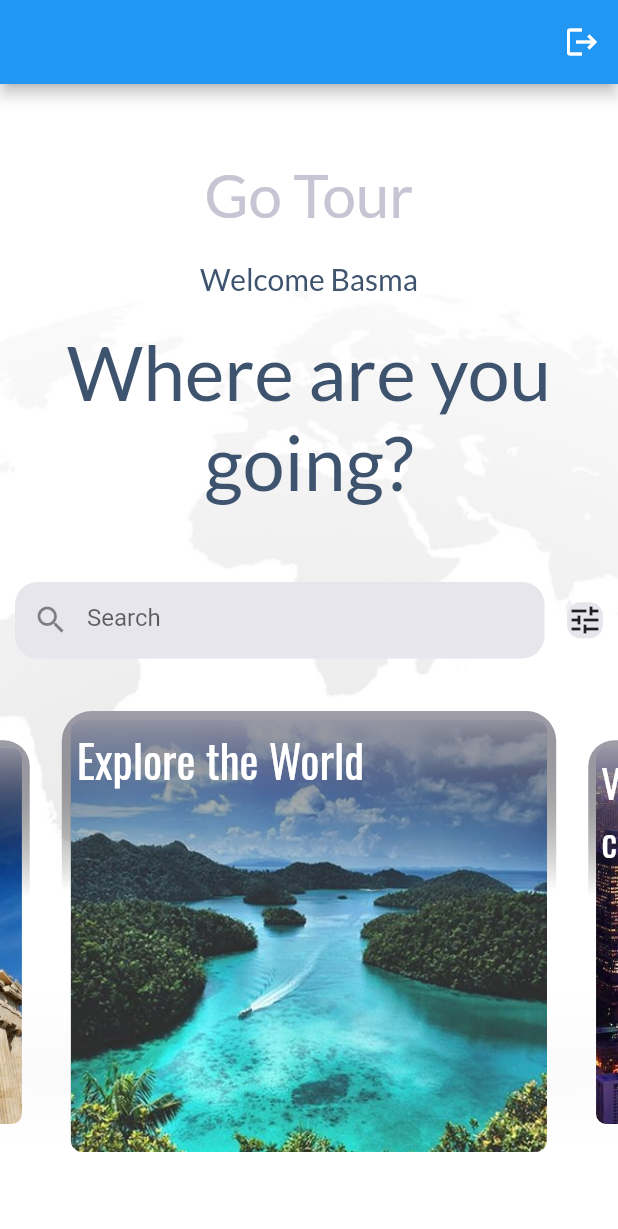
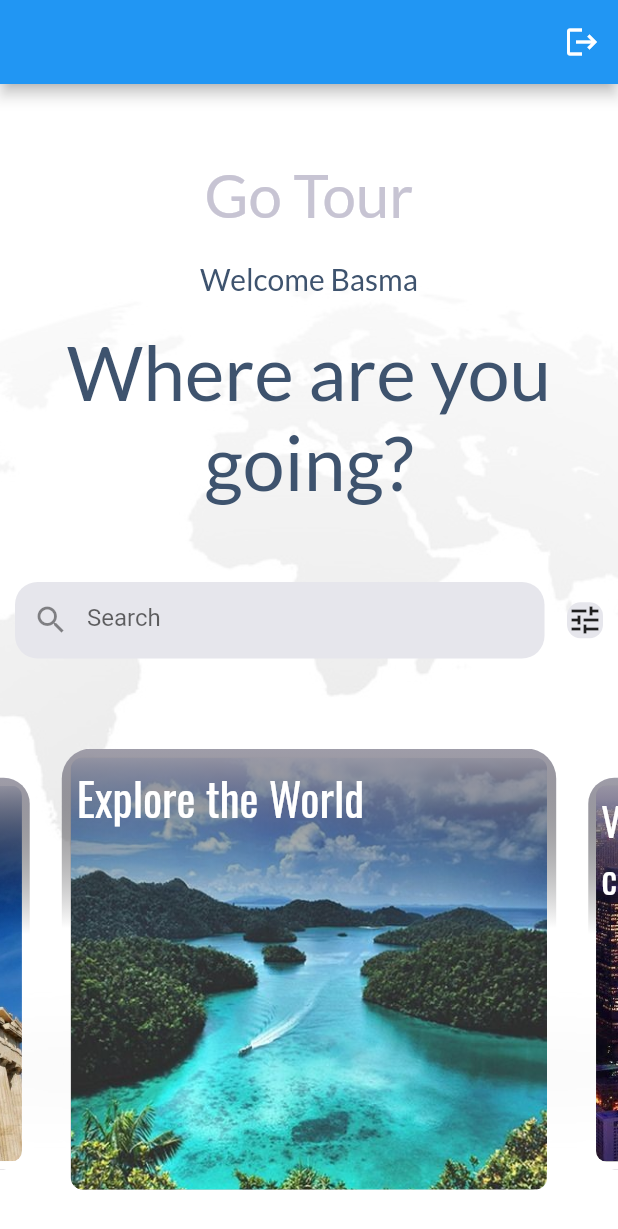
Before and after one commit to MahmoudTareek/Mobile-App, a Flutter app: the screen it shows after launch, on a phone screen of 412 x 824 dp. Shown: the top 1229 px of the screen. Run offline on Flutter 3.47's test engine with Material 2 defaults, Android fonts, the phone set to English and light mode, and no system bars; drawn by our look-alikes of carousel_slider; our stand-ins replace avatar_glow, cloud_firestore, conditional_builder_null_safety, firebase_auth, firebase_core, flip_card and 10 more; missing offline and left inert: fab_circular_menu, flutter_polyline_points, highlight_text; accounts and stored records are empty.

Commit message:
Fixed a bug

```diff
--- a/lib/views/home_page.dart
+++ b/lib/views/home_page.dart
@@ -93,10 +93,10 @@ class _HomeScreen extends State<HomeScreen> {
                         ),
                       ],
                     ),
-                    SizedBox(height: 40),
+                    const SizedBox(height: 40),
                     Padding(
-                      padding: EdgeInsets.all(10),
-                      child: Container(
+                      padding: const EdgeInsets.all(10),
+                      child: SizedBox(
                         height: 51,
                         // color: Colors.amber,
 
@@ -105,27 +105,41 @@ class _HomeScreen extends State<HomeScreen> {
                             Expanded(
                               child: TextField(
                                 decoration: InputDecoration(
-                                  prefixIcon: Icon(Icons.search),
+                                  prefixIcon: const Icon(Icons.search),
                                   hintText: "Search",
                                   border: OutlineInputBorder(
                                       borderRadius: BorderRadius.circular(15.0),
                                       borderSide: BorderSide.none),
-                                  fillColor: Color(0xffe6e6ec),
+                                  fillColor: const Color(0xffe6e6ec),
                                   filled: true,
                                 ),
                               ),
                             ),
-                            SizedBox(width: 15),
+                            const SizedBox(width: 15),
                             Container(
                               decoration: BoxDecoration(
-                                color: Color(0xffe6e6ec),
+                                color: const Color(0xffe6e6ec),
                                 borderRadius: BorderRadius.circular(9.0),
                               ),
-                              child: Icon(Icons.tune),
+                              child: const Icon(Icons.tune),
                             ),
                           ],
                         ),
                       ),
+                    ),
+                    const SizedBox(
+                      height: 20,
+                    ),
+                    // Text(
+                    //   "YOU RECENTLY WATCHED",
+                    //   textAlign: TextAlign.center,
+                    //   style: TextStyle(
+                    //       fontSize: 16,
+                    //       color: Color(0xFFb89cbb),
+                    //       fontWeight: FontWeight.bold),
+                    // ),
+                    const SizedBox(
+                      height: 5,
                     ),
                     const SizedBox(
                       height: 20,
@@ -150,7 +164,7 @@ class _HomeScreen extends State<HomeScreen> {
                           autoPlayCurve: Curves.fastOutSlowIn,
                           enableInfiniteScroll: true,
                           autoPlayAnimationDuration:
-                              Duration(milliseconds: 800),
+                              const Duration(milliseconds: 800),
                         ),
                         items: [
                           MyImageView(
@@ -181,11 +195,10 @@ class MyImageView extends StatelessWidget {
   String imgPath;
   String title;
 
-  MyImageView(this.imgPath, this.title);
+  MyImageView(this.imgPath, this.title, {super.key});
 
   @override
   Widget build(BuildContext context) {
-    // TODO: implement build
     return GestureDetector(
       onTap: () {
         Navigator.push(
@@ -202,7 +215,7 @@ class MyImageView extends StatelessWidget {
       child: Stack(
         children: [
           Container(
-            margin: EdgeInsets.all(6.0),
+            margin: const EdgeInsets.all(6.0),
             decoration: BoxDecoration(
               borderRadius: BorderRadius.circular(8.0),
               gradient: LinearGradient(
@@ -219,7 +232,7 @@ class MyImageView extends StatelessWidget {
           ),
           Positioned.fill(
             child: Container(
-              padding: EdgeInsets.all(10.0),
+              padding: const EdgeInsets.all(10.0),
               decoration: const BoxDecoration(
                 borderRadius: BorderRadius.all(Radius.circular(20)),
                 gradient: LinearGradient(
@@ -234,7 +247,7 @@ class MyImageView extends StatelessWidget {
                   stops: [0, 0, 0.6, 1],
                 ),
               ),
-              child: Container(
+              child: SizedBox(
                 width: MediaQuery.of(context).size.width,
                 child: Text(
                   title,
```
